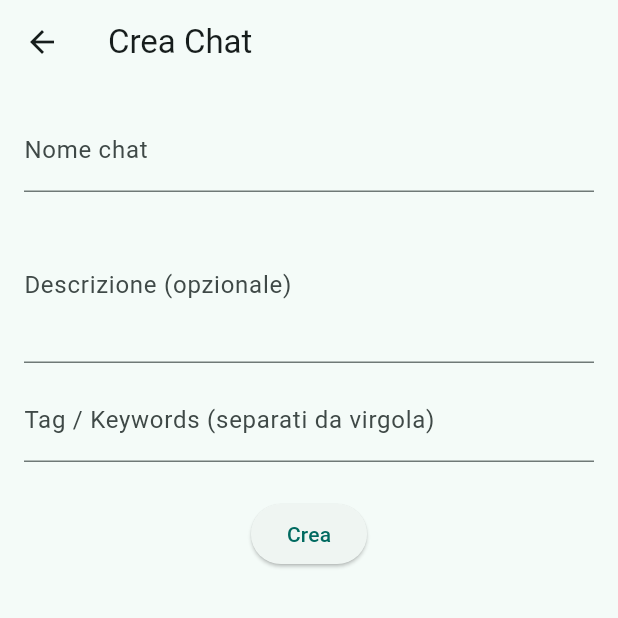
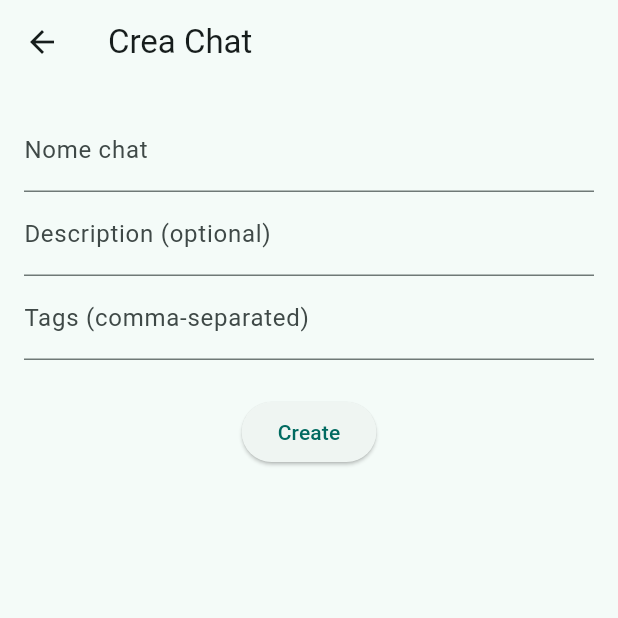
Before and after one commit to jamiejamar/platytribe, a Flutter app: the CreateChatScreen screen opened by its route, on a phone screen of 412 x 824 dp, the top half of it. Run offline on Flutter 3.47's test engine with Material 3 defaults, Android fonts, the phone set to English and light mode, and no system bars; our stand-ins replace flutter_dotenv, supabase_flutter; accounts and stored records are empty.

Commit message:
Feed: descrizione+tag, stellina follow, liste My/Followed in Settings, create-chat con description

```diff
--- a/lib/models/chat.dart
+++ b/lib/models/chat.dart
@@ -1,7 +1,7 @@
 class ChatModel {
   final String id;
   final String name;
-  final String? description;           // NEW
+  final String? description;          // NEW
   final String? avatarUrl;
   final String? backgroundUrl;
   final bool isGroup;
@@ -12,7 +12,7 @@ class ChatModel {
   ChatModel({
     required this.id,
     required this.name,
-    this.description,
+    this.description,                  // NEW
     this.avatarUrl,
     this.backgroundUrl,
     required this.isGroup,
--- a/lib/screens/create_chat_screen.dart
+++ b/lib/screens/create_chat_screen.dart
@@ -9,41 +9,30 @@ class CreateChatScreen extends StatefulWidget {
 
 class _CreateChatScreenState extends State<CreateChatScreen> {
   final _name = TextEditingController();
-  final _description = TextEditingController();           // NEW
-  final _keywords = TextEditingController();             // NEW
+  final _desc = TextEditingController();  // NEW
+  final _tags = TextEditingController();
   final _svc = ChatService();
   bool _loading = false;
   String? _error;
 
   Future<void> _create() async {
-    final name = _name.text.trim();
-    if (name.isEmpty) {
-      setState(() => _error = 'Inserisci un nome per la chat');
-      return;
-    }
-
     setState(() { _loading = true; _error = null; });
     try {
-      final tags = _keywords.text
-          .split(',')
-          .map((e) => e.trim())
-          .where((e) => e.isNotEmpty)
-          .toList();
-
       await _svc.createChat(
-        name: name,
-        description: _description.text.trim().isEmpty
-            ? null
-            : _description.text.trim(),
-        tags: tags,
+        name: _name.text.trim(),
+        description: _desc.text.trim().isEmpty ? null : _desc.text.trim(), // NEW
+        tags: _tags.text
+            .split(',')
+            .map((e) => e.trim())
+            .where((e) => e.isNotEmpty)
+            .toList(),
       );
-
       if (!mounted) return;
       Navigator.pop(context);
     } catch (e) {
       setState(() { _error = '$e'; });
     } finally {
-      setState(() { _loading = false; });
+      if (mounted) setState(() { _loading = false; });
     }
   }
 
@@ -55,34 +44,15 @@ class _CreateChatScreenState extends State<CreateChatScreen> {
         padding: const EdgeInsets.all(16),
         child: Column(
           children: [
-            TextField(
-              controller: _name,
-              decoration: const InputDecoration(labelText: 'Nome chat'),
-            ),
-            const SizedBox(height: 10),
-            TextField(
-              controller: _description,
-              maxLines: 3,
-              decoration: const InputDecoration(
-                labelText: 'Descrizione (opzionale)',
-              ),
-            ),
-            const SizedBox(height: 10),
-            TextField(
-              controller: _keywords,
-              decoration: const InputDecoration(
-                labelText: 'Tag / Keywords (separati da virgola)',
-              ),
-            ),
+            TextField(controller: _name, decoration: const InputDecoration(labelText: 'Nome chat')),
+            TextField(controller: _desc, decoration: const InputDecoration(labelText: 'Description (optional)')), // NEW
+            TextField(controller: _tags, decoration: const InputDecoration(labelText: 'Tags (comma-separated)')),
             const SizedBox(height: 12),
-            if (_error != null)
-              Text(_error!, style: const TextStyle(color: Colors.red)),
+            if (_error != null) Text(_error!, style: const TextStyle(color: Colors.red)),
             const SizedBox(height: 12),
             ElevatedButton(
               onPressed: _loading ? null : _create,
-              child: _loading
-                  ? const CircularProgressIndicator()
-                  : const Text('Crea'),
+              child: _loading ? const CircularProgressIndicator() : const Text('Create'),
             ),
           ],
         ),
```
Also changed, not shown: lib/screens/settings_screen.dart (+57 -5 lines), lib/services/chat_service.dart (+61 -48 lines), lib/widgets/chat_view.dart (+107 -48 lines).
